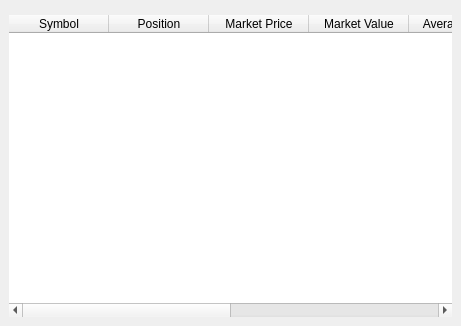
Before: the Qt Designer form profit/workbench/widgets/ui_portfoliodisplay.ui in hpsilva/profitpy, drawn with Qt 5.
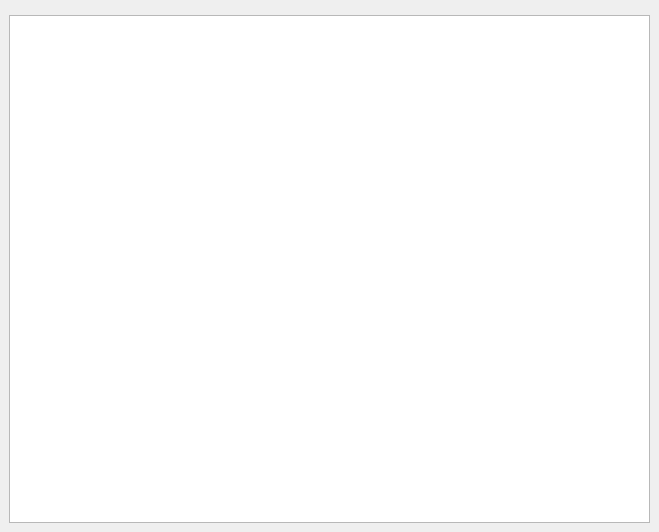
After: the same form once the commit is applied. Custom widgets are drawn as their Qt base class.

Commit message: Added abstract portfolio model and adjusted portfolio display to use it.

```diff
--- a/profit/workbench/widgets/ui_portfoliodisplay.ui
+++ b/profit/workbench/widgets/ui_portfoliodisplay.ui
@@ -5,8 +5,8 @@
    <rect>
     <x>0</x>
     <y>0</y>
-    <width>461</width>
-    <height>326</height>
+    <width>659</width>
+    <height>532</height>
    </rect>
   </property>
   <property name="windowTitle" >
@@ -23,63 +23,7 @@
     <widget class="FilterBar" native="1" name="filterBar" />
    </item>
    <item>
-    <widget class="LocalTable" name="portfolioTable" >
-     <property name="frameShape" >
-      <enum>QFrame::NoFrame</enum>
-     </property>
-     <property name="frameShadow" >
-      <enum>QFrame::Plain</enum>
-     </property>
-     <property name="selectionMode" >
-      <enum>QAbstractItemView::SingleSelection</enum>
-     </property>
-     <property name="selectionBehavior" >
-      <enum>QAbstractItemView::SelectRows</enum>
-     </property>
-     <property name="gridStyle" >
-      <enum>Qt::DotLine</enum>
-     </property>
-     <column>
-      <property name="text" >
-       <string>Symbol</string>
-      </property>
-     </column>
-     <column>
-      <property name="text" >
-       <string>Position</string>
-      </property>
-     </column>
-     <column>
-      <property name="text" >
-       <string>Market Price</string>
-      </property>
-     </column>
-     <column>
-      <property name="text" >
-       <string>Market Value</string>
-      </property>
-     </column>
-     <column>
-      <property name="text" >
-       <string>Average Cost</string>
-      </property>
-     </column>
-     <column>
-      <property name="text" >
-       <string>Unrealized Profit</string>
-      </property>
-     </column>
-     <column>
-      <property name="text" >
-       <string>Realized Profit</string>
-      </property>
-     </column>
-     <column>
-      <property name="text" >
-       <string>Account</string>
-      </property>
-     </column>
-    </widget>
+    <widget class="QTreeView" name="portfolioView" />
    </item>
   </layout>
  </widget>
@@ -89,11 +33,6 @@
    <extends>QWidget</extends>
    <header location="global" >profit.lib.widgets.filterbar.h</header>
   </customwidget>
-  <customwidget>
-   <class>LocalTable</class>
-   <extends>QTableWidget</extends>
-   <header location="global" >profit.lib.widgets.localtable.h</header>
-  </customwidget>
  </customwidgets>
  <resources/>
  <connections/>
```
The commit also changes 7 other files.
